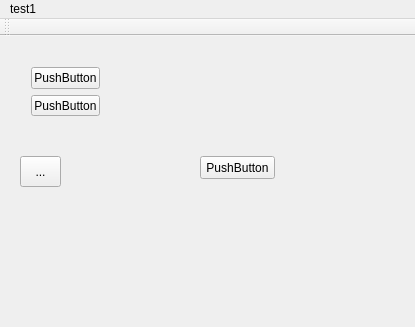
maxple/test_qt_repo, file mainwindow.ui: the form before one commit; both pictures show x 0 to 415 and y 0 to 327 of the 415 by 570 pixel window.
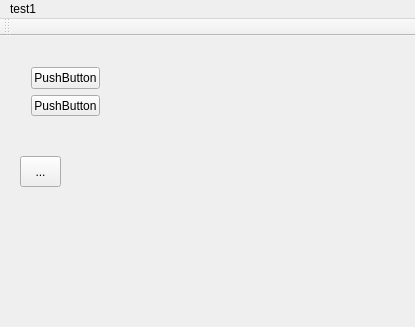
The form after the commit.

```diff
--- a/mainwindow.ui
+++ b/mainwindow.ui
@@ -53,19 +53,6 @@
      <string>...</string>
     </property>
    </widget>
-   <widget class="QPushButton" name="pushButton_3">
-    <property name="geometry">
-     <rect>
-      <x>200</x>
-      <y>120</y>
-      <width>75</width>
-      <height>23</height>
-     </rect>
-    </property>
-    <property name="text">
-     <string>PushButton</string>
-    </property>
-   </widget>
   </widget>
   <widget class="QMenuBar" name="menuBar">
    <property name="geometry">
```
